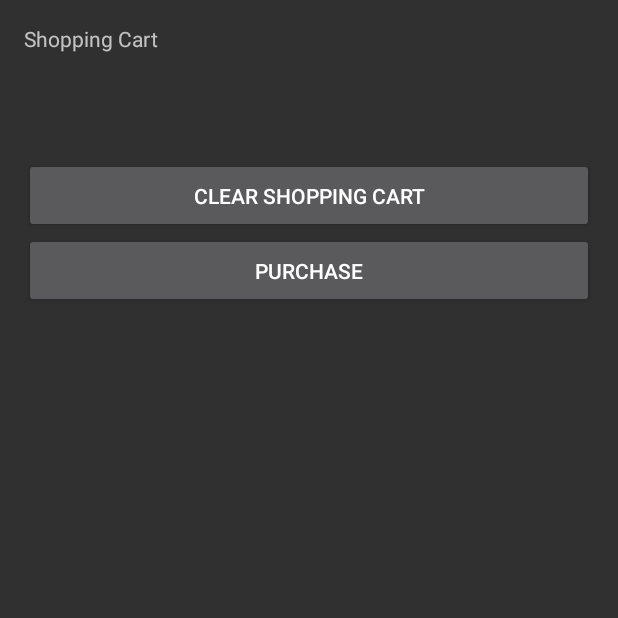
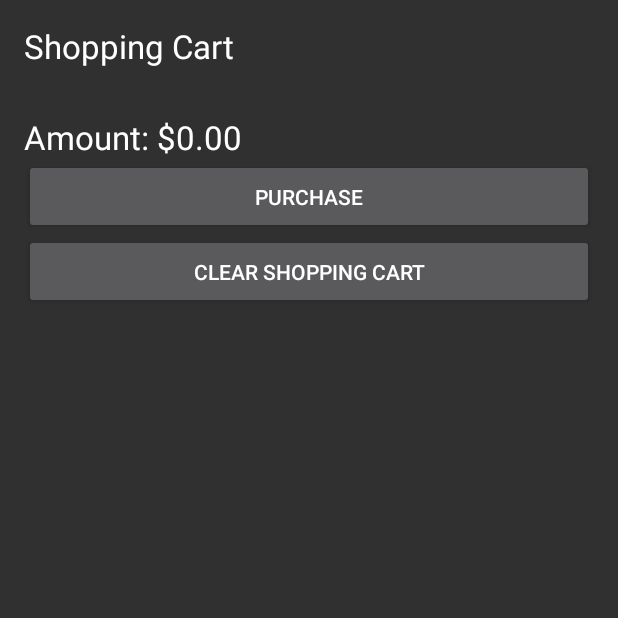
Before and after one commit to TrueFiction/SD_HACKS, an Android app: the ShoppingCartActivity screen opened directly, with no data from a screen before it, on a phone screen of 412 x 824 dp, the top half of it. Run offline under Robolectric (Android 15) with nearby library versions, the phone set to English and light mode, and no system bars.

Commit message:
Shopping cart UI and amount total added for shopping cart

```diff
--- a/app/src/main/res/layout/activity_shopping_cart.xml
+++ b/app/src/main/res/layout/activity_shopping_cart.xml
@@ -1,13 +1,16 @@
 <?xml version="1.0" encoding="utf-8"?>
+
 <RelativeLayout xmlns:android="http://schemas.android.com/apk/res/android"
     xmlns:tools="http://schemas.android.com/tools" android:layout_width="match_parent"
-    android:layout_height="match_parent" android:paddingLeft="@dimen/activity_horizontal_margin"
+    android:layout_height="wrap_content" android:paddingLeft="@dimen/activity_horizontal_margin"
     android:paddingRight="@dimen/activity_horizontal_margin"
     android:paddingTop="@dimen/activity_vertical_margin"
-    tools:context="com.hacks.sd_hacks_app.ShoppingCartActivity">
+    tools:context="com.hacks.sd_hacks_app.ShoppingCartActivity"
+    >
 
     <TextView
         android:id="@+id/cart_title"
+        android:textAppearance="?android:attr/textAppearanceLarge"
         android:layout_width="match_parent"
         android:layout_height="wrap_content"
         android:layout_centerHorizontal="true"
@@ -30,25 +33,37 @@
         android:layout_width="match_parent"
         android:layout_height="wrap_content"
         android:layout_below="@+id/cart_list"
-        android:minHeight="40dp"/>
+        android:minHeight="1dp"/>
+
+    <TextView
+        android:id="@+id/amount"
+        android:layout_height="wrap_content"
+        android:layout_width="wrap_content"
+        android:layout_below="@+id/spacer"
+        android:text="Amount: $0.00"
+        android:textAppearance="?android:attr/textAppearanceLarge"
+        />
+
+    <Button
+        android:id="@+id/purchaseButton"
+        android:layout_width="match_parent"
+        android:layout_height="50dp"
+        android:text="Purchase"
+        android:layout_below="@+id/amount"
+        android:minHeight="50dp"
+        android:layout_marginBottom="0dp"
+        />
 
     <Button
         android:id="@+id/clearButton"
         android:layout_width="match_parent"
-        android:layout_height="wrap_content"
+        android:layout_height="50dp"
         android:text="Clear Shopping Cart"
-        android:layout_below="@+id/spacer"
+        android:layout_below="@+id/purchaseButton"
         android:minHeight="50dp"
         android:layout_marginBottom="0dp"
         android:onClick="clearAll"
         />
-    <Button
-        android:layout_width="match_parent"
-        android:layout_height="wrap_content"
-        android:text="Purchase"
-        android:layout_below="@+id/clearButton"
-        android:minHeight="50dp"
-        android:layout_marginBottom="0dp"/>
         <!--android:layout_alignParentBottom="true"-->
 
 </RelativeLayout>
```
Also changed, not shown: app/src/main/res/layout/activity_home.xml (+7 -5 lines).
